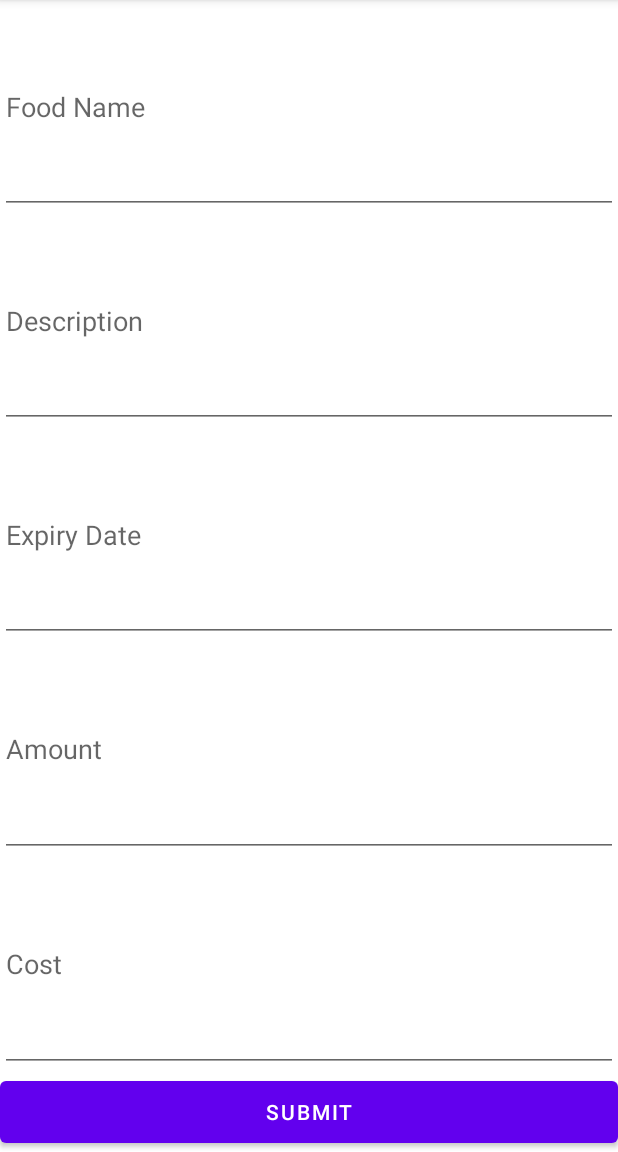
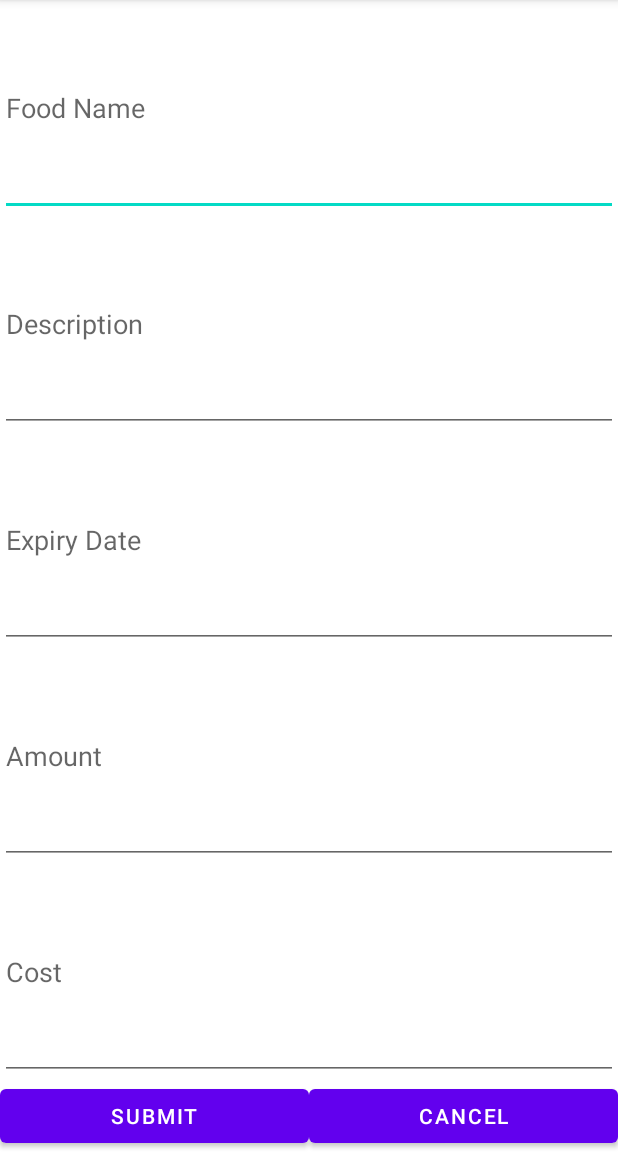
Before and after one commit to dennea/FoodBook, an Android app: the screen it shows after launch (MainActivity before the commit, AddActivity after it), after a tap on "ADD FOOD", on a phone screen of 412 x 824 dp, the part 84-1236 px from its top. Run offline under Robolectric (Android 15) with nearby library versions, the phone set to English and light mode, and no system bars.

Commit message:
add food activity

```diff
--- a/app/src/main/AndroidManifest.xml
+++ b/app/src/main/AndroidManifest.xml
@@ -13,6 +13,7 @@
         android:supportsRtl="true"
         android:theme="@style/Theme.DenneaFoodBook"
         tools:targetApi="31">
+        <activity android:name=".AddActivity"></activity>
         <activity
             android:name=".MainActivity"
             android:exported="true">
--- /dev/null
+++ b/app/src/main/java/com/example/dennea_foodbook/AddActivity.java
@@ -0,0 +1,64 @@
+package com.example.dennea_foodbook;
+
+import android.content.Intent;
+import android.os.Bundle;
+import android.view.View;
+import android.widget.Button;
+import android.widget.EditText;
+
+import androidx.appcompat.app.AppCompatActivity;
+
+
+public class AddActivity extends AppCompatActivity {
+    EditText foodNameText, foodDescriptionText, foodDateText, foodAmountText, foodCostText;
+    Button submitButton, cancelButton;
+
+    @Override
+    protected void onCreate(Bundle savedInstanceState) {
+        super.onCreate(savedInstanceState);
+        setContentView(R.layout.activity_add);
+
+        // Edit Text Boxes --------------------------------
+        foodNameText = findViewById(R.id.foodNameText);
+        foodDescriptionText = findViewById(R.id.foodDescriptionText);
+        foodDateText = findViewById(R.id.foodDateText);
+        foodAmountText = findViewById(R.id.foodAmountText);
+        foodCostText = findViewById(R.id.foodCostText);
+
+        //Button -------------------------------------
+        submitButton = findViewById(R.id.submitButton);
+        cancelButton = findViewById(R.id.cancelButton);
+        onClickSubmit();
+        onClickCancel();
+    }
+
+    private void onClickSubmit(){
+        // Text and Submit
+        submitButton.setOnClickListener(view -> {
+            // get inputs from user
+            String foodName = foodNameText.getText().toString();
+            String foodDescription = foodDescriptionText.getText().toString();
+            String foodDate = foodDateText.getText().toString();
+            String foodAmount = foodAmountText.getText().toString();
+            String foodCost = foodCostText.getText().toString();
+
+            // pass data from one activity to another:
+            // https://codingwitht.com/how-to-pass-data-from-one-activity-to-another-in-android-studio/
+            // send the data back to the main activity
+            Intent switchActivityIntent = new Intent(this, MainActivity.class);
+            switchActivityIntent.putExtra("foodName", foodName);
+            switchActivityIntent.putExtra("foodDescription", foodDescription);
+            switchActivityIntent.putExtra("foodDate", foodDate);
+            switchActivityIntent.putExtra("foodAmount", foodAmount);
+            switchActivityIntent.putExtra("foodCost", foodCost);
+            startActivity(switchActivityIntent);
+        });
+    }
+
+    private void onClickCancel(){
+        cancelButton.setOnClickListener(view -> {
+            Intent switchActivityIntent = new Intent(this, MainActivity.class);
+            startActivity(switchActivityIntent);
+        });
+    }
+}
--- /dev/null
+++ b/app/src/main/java/com/example/dennea_foodbook/FoodList.java
@@ -0,0 +1,46 @@
+package com.example.dennea_foodbook;
+
+import java.text.ParseException;
+import java.text.SimpleDateFormat;
+import java.util.ArrayList;
+import java.util.Date;
+
+public class FoodList {
+    private ArrayList<Food> foodList;
+
+    public FoodList(){
+        foodList = new ArrayList<>();
+    }
+
+    public void addFood(String name, String description, String date, Location location, int count, int cost){
+        Date parsedDate = parseDate(date);
+        Food food = new Food(name,description,parsedDate,location,count,cost);
+        foodList.add(food);
+    }
+
+    public void deleteFood(int index){
+        foodList.remove(index);
+    }
+
+    public ArrayList<Food> getFoodList(){
+        return foodList;
+    }
+
+    public String getTotalCost(){
+        int totalCost = 0;
+        for (int i = 0; i < foodList.size();i++ ){
+            totalCost += (foodList.get(i).getCost() * foodList.get(i).getCount());
+        }
+        return String.valueOf(totalCost);
+    }
+
+    // parse date method from stackoverflow is I want turn String to date :))
+    // note: static means it belongs to the class not the instance of the class
+    private static Date parseDate(String date) {
+        try {
+            return new SimpleDateFormat("yyyy-MM-dd").parse(date);
+        } catch (ParseException e) {
+            return null;
+        }
+    }
+}
--- a/app/src/main/java/com/example/dennea_foodbook/MainActivity.java
+++ b/app/src/main/java/com/example/dennea_foodbook/MainActivity.java
@@ -1,105 +1,58 @@
 package com.example.dennea_foodbook;
 
 import androidx.appcompat.app.AppCompatActivity;
+
+import android.content.Intent;
 import android.os.Bundle;
-import android.view.View;
-import android.widget.AdapterView;
 import android.widget.ArrayAdapter;
 import android.widget.Button;
-import android.widget.EditText;
-import android.widget.LinearLayout;
 import android.widget.ListView;
+import android.widget.TextView;
 
-import java.text.ParseException;
-import java.text.SimpleDateFormat;
 import java.util.ArrayList;
-import java.util.Arrays;
-import java.util.Date;
+
+// myTextBox.setText("My Product Description");
+// switch between activities: https://learntodroid.com/how-to-switch-between-activities-in-android/
+// https://developer.android.com/develop/ui/views/components/dialogs
 
 public class MainActivity extends AppCompatActivity {
+    FoodList storeFood;
     ListView foodListView;
-    //Location testLocation = Location.FRIDGE;
-    //Food testfood = new Food("description","2022-05-24",testLocation,3, 23);
-    String [] food = {};
+    TextView totalCostText;
     ArrayAdapter<String> foodAdapter;
     ArrayList<String> foodList;
-    Button submitButton;
     Button addFoodButton;
-    Button delete;
-    EditText cityText;
-    LinearLayout addFoodLayout;
-    LinearLayout mainLayout;
 
     @Override
     protected void onCreate(Bundle savedInstanceState) {
         super.onCreate(savedInstanceState);
         setContentView(R.layout.activity_main);
-        // Layouts
-        // the main screen
-        mainLayout = findViewById(R.id.mainLayout);
-        mainLayout.setVisibility(View.VISIBLE);
-        // add a food screen. Not visible at until add button is clicked
-        addFoodLayout = findViewById(R.id.addLayout);
-        addFoodLayout.setVisibility(View.GONE);
 
-        // Buttons
-        // Button to add food
-        addFoodButton = findViewById(R.id.addButton);
-        // Button to submit new food entry
-        submitButton = findViewById(R.id.submitButton);
-
-
+        // Food list and adapter -------------------
+        storeFood = new FoodList();
         foodListView = findViewById(R.id.cityListViewId);
-        cityText = findViewById(R.id.foodNameText);
-       // delete = findViewById(R.id.deleteButton);
-
         foodList = new ArrayList<>();
-        foodList.addAll(Arrays.asList(food));
         foodAdapter = new ArrayAdapter<>(this,R.layout.food_list_item, foodList);
         foodListView.setAdapter(foodAdapter);
 
-        //Delete Item
-        delete();
+        //TextView --------------------------------
+        totalCostText = findViewById(R.id.totalCostText);
+        updateTotalCost();
 
-        //Add food button
-        addFood();
+        // Buttons --------------------------------
+        addFoodButton = findViewById(R.id.addButton);
+        onClickAddFood();
     }
 
-    public void delete(){
-        foodListView.setOnItemClickListener(new AdapterView.OnItemClickListener() {
-            @Override
-            public void onItemClick(AdapterView<?> parent, View view, int position, long id) {
-                delete.setOnClickListener(view2 -> {
-                    foodList.remove(position);
-                    foodAdapter.notifyDataSetChanged();
-                });
-            }
+    public void onClickAddFood(){
+        addFoodButton.setOnClickListener(view -> {
+            Intent switchActivityIntent = new Intent(this, AddActivity.class);
+            startActivity(switchActivityIntent);
         });
     }
 
-    public void addFood(){
-        addFoodButton.setOnClickListener(view -> {
-            addFoodLayout.setVisibility(View.VISIBLE);
-            mainLayout.setVisibility(View.GONE);
-        });
-
-        // Text and Submit
-        submitButton.setOnClickListener(view -> {
-            String city = cityText.getText().toString();
-            foodList.add(city);
-            foodAdapter.notifyDataSetChanged();
-            addFoodLayout.setVisibility(View.GONE);
-            mainLayout.setVisibility(View.VISIBLE);
-
-        });
-    }
-
-    // parse date method from stackoverflow is I want turn String to date :))
-    public static Date parseDate(String date) {
-        try {
-            return new SimpleDateFormat("yyyy-MM-dd").parse(date);
-        } catch (ParseException e) {
-            return null;
-        }
+    private void updateTotalCost(){
+        String costText = "Total Cost:" + storeFood.getTotalCost();
+        totalCostText.setText(costText);
     }
 }
--- /dev/null
+++ b/app/src/main/res/layout/activity_add.xml
@@ -0,0 +1,66 @@
+<?xml version="1.0" encoding="utf-8"?>
+<LinearLayout xmlns:android="http://schemas.android.com/apk/res/android"
+    xmlns:app="http://schemas.android.com/apk/res-auto"
+    xmlns:tools="http://schemas.android.com/tools"
+    android:layout_width="match_parent"
+    android:layout_height="match_parent"
+    tools:context=".AddActivity"
+    android:orientation="vertical">
+
+    <LinearLayout
+        android:id="@+id/addLayout"
+        android:layout_width="match_parent"
+        android:layout_height="match_parent"
+        android:orientation="vertical" >
+        <EditText
+            android:id="@+id/foodNameText"
+            android:layout_width="match_parent"
+            android:layout_height="10dp"
+            android:layout_weight="10"
+            android:hint="Food Name"/>
+        <EditText
+            android:id="@+id/foodDescriptionText"
+            android:layout_width="match_parent"
+            android:layout_height="10dp"
+            android:layout_weight="10"
+            android:hint="Description"/>
+        <EditText
+            android:id="@+id/foodDateText"
+            android:layout_width="match_parent"
+            android:layout_height="10dp"
+            android:layout_weight="10"
+            android:hint="Expiry Date "/>
+        <EditText
+            android:id="@+id/foodAmountText"
+            android:layout_width="match_parent"
+            android:layout_height="10dp"
+            android:layout_weight="10"
+            android:hint="Amount"/>
+        <EditText
+            android:id="@+id/foodCostText"
+            android:layout_width="match_parent"
+            android:layout_height="10dp"
+            android:layout_weight="10"
+            android:hint="Cost"/>
+        <LinearLayout
+            android:id="@+id/buttonLayout"
+            android:layout_width="match_parent"
+            android:layout_height="wrap_content"
+            android:orientation="horizontal"
+            >
+            <Button
+                android:id="@+id/submitButton"
+                android:layout_width="match_parent"
+                android:layout_height="wrap_content"
+                android:text="Submit"
+                android:layout_weight="1"/>
+            <Button
+                android:id="@+id/cancelButton"
+                android:layout_width="match_parent"
+                android:layout_height="wrap_content"
+                android:text="Cancel"
+                android:layout_weight="1"/>
+        </LinearLayout>
+    </LinearLayout>
+
+</LinearLayout>
--- /dev/null
+++ b/app/src/main/res/layout/activity_edit.xml
@@ -0,0 +1,6 @@
+<?xml version="1.0" encoding="utf-8"?>
+<androidx.constraintlayout.widget.ConstraintLayout xmlns:android="http://schemas.android.com/apk/res/android"
+    android:layout_width="match_parent"
+    android:layout_height="match_parent">
+
+</androidx.constraintlayout.widget.ConstraintLayout>
--- a/app/src/main/res/layout/activity_main.xml
+++ b/app/src/main/res/layout/activity_main.xml
@@ -6,18 +6,11 @@
     android:layout_height="match_parent"
     tools:context=".MainActivity"
     android:orientation="vertical">
-
-
     <LinearLayout
-        android:id="@+id/mainLayout"
+        android:id="@+id/addEditButtonLayout"
         android:layout_width="match_parent"
         android:layout_height="wrap_content"
-        android:orientation="vertical" >
-        <ListView
-            android:id="@+id/cityListViewId"
-            android:layout_width="match_parent"
-            android:layout_height="wrap_content"
-            />
+        android:orientation="horizontal" >
         <Button
             android:id="@+id/addButton"
             android:layout_width="wrap_content"
@@ -30,50 +23,25 @@
             android:layout_height="match_parent"
             android:layout_weight="1"
             android:text="edit" />
-
     </LinearLayout>
 
     <LinearLayout
-        android:id="@+id/addLayout"
+        android:id="@+id/mainLayout"
         android:layout_width="match_parent"
-        android:layout_height="match_parent"
+        android:layout_height="wrap_content"
         android:orientation="vertical" >
-        <EditText
-            android:id="@+id/foodNameText"
+
+        <ListView
+            android:id="@+id/cityListViewId"
             android:layout_width="match_parent"
             android:layout_height="wrap_content"
-            android:layout_weight="20"
-            android:hint="Food Name"/>
-        <EditText
-            android:id="@+id/foodDescriptionText"
+            />
+
+        <TextView
+            android:id="@+id/totalCostText"
             android:layout_width="match_parent"
             android:layout_height="wrap_content"
-            android:layout_weight="20"
-            android:hint="Description"/>
-        <EditText
-            android:id="@+id/foodDateText"
-            android:layout_width="match_parent"
-            android:layout_height="wrap_content"
-            android:layout_weight="20"
-            android:hint="Expiry Date "/>
-        <EditText
-            android:id="@+id/foodAmountText"
-            android:layout_width="match_parent"
-            android:layout_height="wrap_content"
-            android:layout_weight="20"
-            android:hint="Amount"/>
-        <EditText
-            android:id="@+id/foodCostText"
-            android:layout_width="match_parent"
-            android:layout_height="wrap_content"
-            android:layout_weight="20"
-            android:hint="Cost"/>
-        <Button
-            android:id="@+id/submitButton"
-            android:layout_width="match_parent"
-            android:layout_height="wrap_content"
-            android:text="Submit"
-            android:layout_weight="1"/>
+            />
     </LinearLayout>
 
 </LinearLayout>
```
Also changed, not shown: app/src/main/java/com/example/dennea_foodbook/EditActivity.java (added, +28 -0 lines), app/src/main/java/com/example/dennea_foodbook/Food.java (+20 -6 lines).
